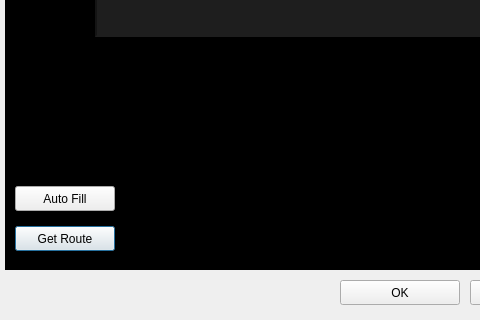
ignmiz/ATC_Console, file ui/dialogflightcreator.ui: the form before one commit; both pictures show x 0 to 480 and y 380 to 700 of the 600 by 700 pixel window.
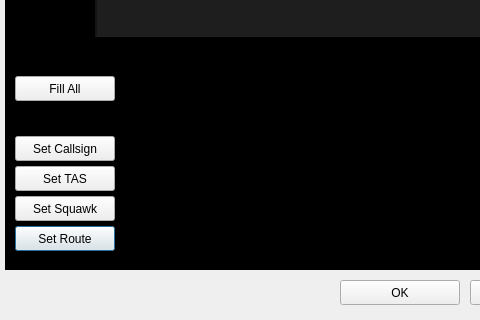
The form after the commit.

```diff
--- a/ui/dialogflightcreator.ui
+++ b/ui/dialogflightcreator.ui
@@ -537,20 +537,20 @@
       </rect>
      </property>
      <property name="text">
-      <string>Get Route</string>
+      <string>Set Route</string>
      </property>
     </widget>
     <widget class="QPushButton" name="buttonAutoFill">
      <property name="geometry">
       <rect>
        <x>10</x>
-       <y>510</y>
+       <y>400</y>
        <width>100</width>
        <height>25</height>
       </rect>
      </property>
      <property name="text">
-      <string>Auto Fill</string>
+      <string>Fill All</string>
      </property>
     </widget>
     <widget class="QComboBox" name="comboBoxAcftType">
@@ -582,6 +582,45 @@
 }</string>
      </property>
     </widget>
+    <widget class="QPushButton" name="buttonSetCallsign">
+     <property name="geometry">
+      <rect>
+       <x>10</x>
+       <y>460</y>
+       <width>100</width>
+       <height>25</height>
+      </rect>
+     </property>
+     <property name="text">
+      <string>Set Callsign</string>
+     </property>
+    </widget>
+    <widget class="QPushButton" name="buttonSetSquawk">
+     <property name="geometry">
+      <rect>
+       <x>10</x>
+       <y>520</y>
+       <width>100</width>
+       <height>25</height>
+      </rect>
+     </property>
+     <property name="text">
+      <string>Set Squawk</string>
+     </property>
+    </widget>
+    <widget class="QPushButton" name="buttonSetTAS">
+     <property name="geometry">
+      <rect>
+       <x>10</x>
+       <y>490</y>
+       <width>100</width>
+       <height>25</height>
+      </rect>
+     </property>
+     <property name="text">
+      <string>Set TAS</string>
+     </property>
+    </widget>
    </widget>
    <widget class="QWidget" name="tabDynamicState">
     <attribute name="title">
```
Left out of the diff: 40 changed lines with no effect on the pictures.
